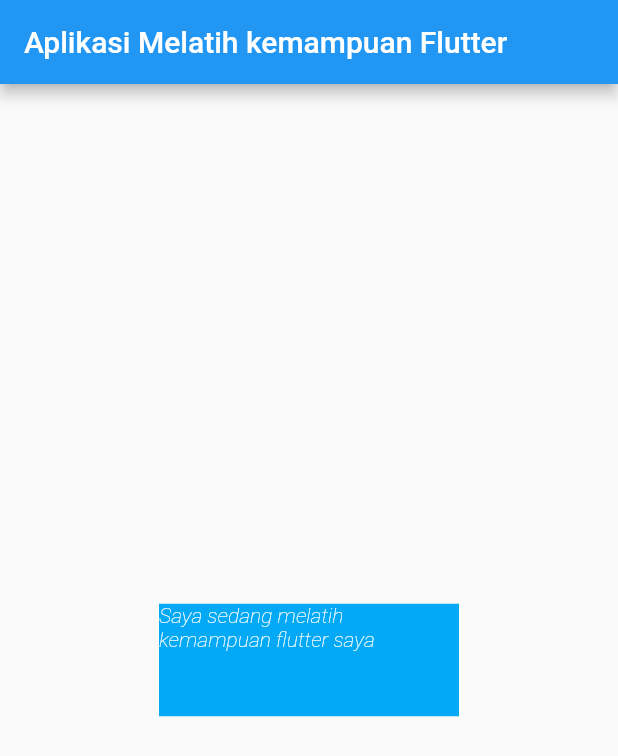
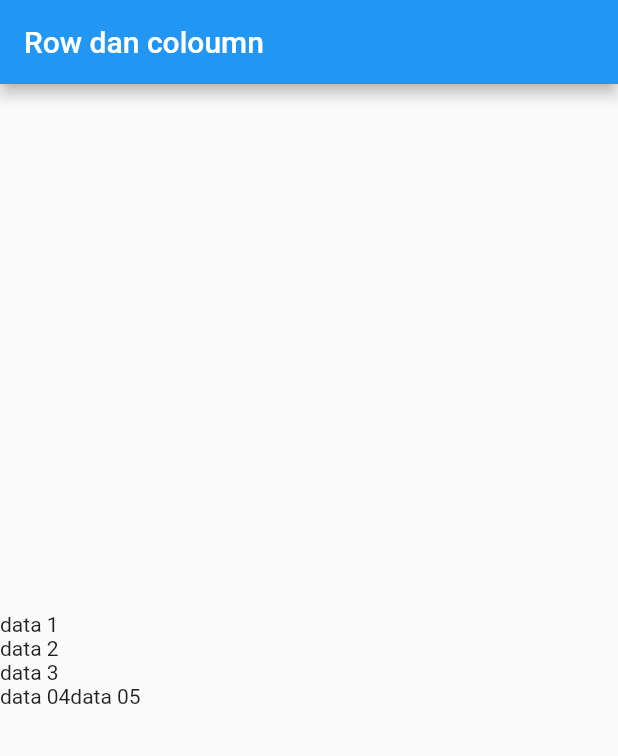
Before and after one commit to mindatama/GIT, a Flutter app: the screen it shows after launch, on a phone screen of 412 x 824 dp. Shown: the top 756 px of the screen. Run offline on Flutter 3.47's test engine with Material 2 defaults, Android fonts, the phone set to English and light mode, and no system bars.

Commit message:
hello_world_flutter ganti contoh row& coloumn

```diff
--- a/hello_world_flutter/lib/main.dart
+++ b/hello_world_flutter/lib/main.dart
@@ -10,21 +10,20 @@ class MyApp extends StatelessWidget {
     return MaterialApp(
       home: Scaffold(
         appBar: AppBar(
-          title: Text('Aplikasi Melatih kemampuan Flutter'),
+          title: Text('Row dan coloumn'),
         ),
-        body: Center(
-            child: Container(
-                color: Colors.lightBlue,
-                width: 200,
-                height: 75,
-                child: Text(
-                  "Saya sedang melatih kemampuan flutter saya",
-                  style: TextStyle(
-                      color: Colors.white,
-                      fontStyle: FontStyle.italic,
-                      fontWeight: FontWeight.w100),
-                  overflow: TextOverflow.clip,
-                ))),
+        body: Column(
+          mainAxisAlignment: MainAxisAlignment.center,
+          crossAxisAlignment: CrossAxisAlignment.start,
+          children: <Widget>[
+            Text("data 1"),
+            Text("data 2"),
+            Text("data 3"),
+            Row(
+              children: <Widget>[Text("data 04"), Text("data 05")],
+            )
+          ],
+        ),
       ),
     );
   }
```
